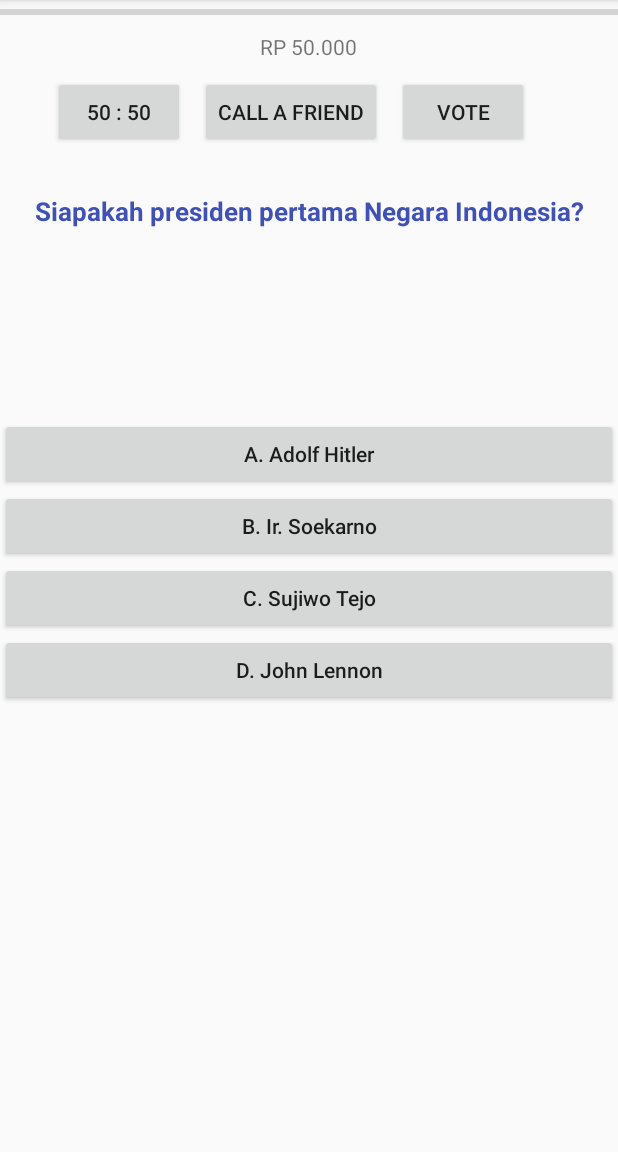
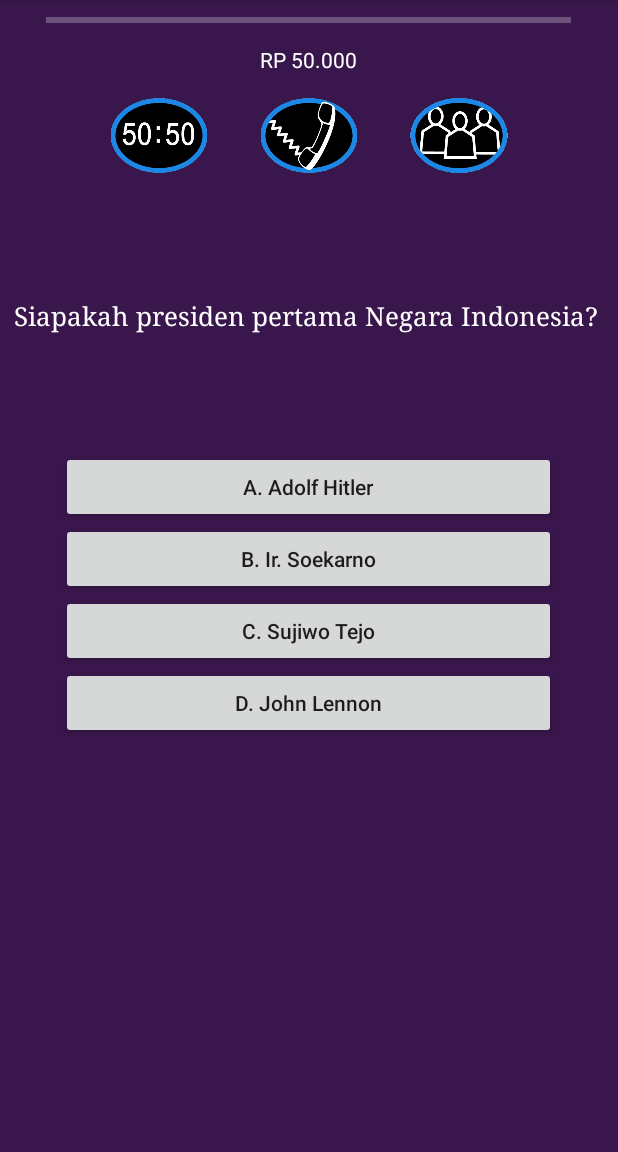
Before and after one commit to dimasyr/wwtbam, an Android app: the PlayActivity screen opened directly, with no data from a screen before it, on a phone screen of 412 x 824 dp, the part 84-1236 px from its top. Run offline under Robolectric (Android 15) with nearby library versions, the phone set to English and light mode, and no system bars.

Commit message:
Nambah res.drawable, perbaikan layout

```diff
--- a/app/src/main/res/layout/activity_main.xml
+++ b/app/src/main/res/layout/activity_main.xml
@@ -5,12 +5,12 @@
     xmlns:tools="http://schemas.android.com/tools"
     android:layout_width="match_parent"
     android:layout_height="match_parent"
+    android:background="@color/wwtbamBackground"
     tools:context="com.example.dimas.helloworlddyr.MainActivity">
 
     <RelativeLayout
         android:layout_width="match_parent"
         android:layout_height="match_parent"
-
         android:layout_marginEnd="8dp"
         android:layout_marginStart="8dp"
         android:layout_marginTop="8dp"
@@ -19,26 +19,13 @@
         app:layout_constraintStart_toEndOf="parent"
         app:layout_constraintTop_toTopOf="parent">
 
-
-        <TextView
-            android:id="@+id/tvScore"
-            android:layout_width="wrap_content"
-            android:layout_height="wrap_content"
-            android:layout_alignParentTop="true"
-            android:layout_centerHorizontal="true"
-            android:layout_marginTop="13dp"
-            android:text="Who Wants to be a Millionaire"
-            android:textSize="18sp" />
-
         <ImageView
             android:id="@+id/imageView2"
-            android:layout_width="170dp"
-            android:layout_height="170dp"
-            android:layout_alignTop="@+id/tvScore"
+            android:layout_width="270dp"
+            android:layout_height="270dp"
             android:layout_centerHorizontal="true"
-            android:layout_marginTop="50dp"
-            android:contentDescription="@string/caf"
-            app:srcCompat="@mipmap/ic_launcher" />
+            android:layout_marginTop="10dp"
+            android:src="@drawable/millionaire"/>
 
         <Button
             android:id="@+id/btn_play"
@@ -46,8 +33,8 @@
             android:onClick="mulaiPermainan"
             android:layout_height="wrap_content"
             android:layout_below="@+id/imageView2"
-            android:layout_marginLeft="20dp"
-            android:layout_marginTop="50dp"
+            android:layout_marginLeft="10dp"
+            android:layout_marginTop="20dp"
             android:text="Bermain" />
 
         <Button
@@ -55,7 +42,7 @@
             android:layout_width="350dp"
             android:layout_height="wrap_content"
             android:layout_below="@+id/btn_play"
-            android:layout_marginLeft="20dp"
+            android:layout_marginLeft="10dp"
             android:layout_marginTop="10dp"
             android:text="Tentang permainan" />
 
@@ -66,7 +53,7 @@
             android:onClick="keluarPermainan"
             android:layout_below="@id/btn_about"
 
-            android:layout_marginLeft="20dp"
+            android:layout_marginLeft="10dp"
             android:layout_marginTop="10dp"
             android:text="Keluar" />
 
--- a/app/src/main/res/layout/activity_play.xml
+++ b/app/src/main/res/layout/activity_play.xml
@@ -4,72 +4,91 @@
     xmlns:tools="http://schemas.android.com/tools"
     android:layout_width="match_parent"
     android:layout_height="match_parent"
+    android:background="@color/wwtbamBackground"
     tools:context="com.example.dimas.helloworlddyr.PlayActivity">
 
     <RelativeLayout
         android:layout_width="match_parent"
         android:layout_height="match_parent">
 
+        <ProgressBar
+            android:id="@+id/progressBar"
+            style="?android:attr/progressBarStyleHorizontal"
+            android:layout_width="350dp"
+            android:layout_height="wrap_content"
+            android:layout_marginTop="5dp"
+            android:progressBackgroundTint="@color/white"
+            android:progressTint="@color/orange"
+            android:layout_centerHorizontal="true" />
+
         <TextView
             android:id="@+id/txt_hadiah_sekarang"
             android:layout_width="wrap_content"
             android:layout_height="wrap_content"
             android:layout_alignParentTop="true"
+            android:textColor="@color/white"
             android:layout_centerHorizontal="true"
-            android:layout_marginTop="21dp"
+            android:layout_marginTop="30dp"
             android:text="RP 50.000" />
-
-        <Button
-            android:id="@+id/btn_help_fifty2"
+        <LinearLayout
+            android:id="@+id/layout_bantuan"
             android:layout_width="wrap_content"
             android:layout_height="wrap_content"
-            android:layout_below="@+id/txt_hadiah_sekarang"
-            android:layout_marginTop="10dp"
-            android:layout_marginLeft="35dp"
-            android:onClick="bantuanFifty2"
-            android:text="50 : 50" />
+            android:layout_centerHorizontal="true"
+            android:layout_marginTop="16dp"
+            android:layout_below="@+id/txt_hadiah_sekarang">
 
-        <Button
+            <ImageView
+                android:id="@+id/btn_help_fifty2"
+                android:layout_width="80dp"
+                android:layout_height="50dp"
+                android:src="@drawable/wwtbam3"
+                android:onClick="bantuanFifty2" />
+
+            <ImageView
                 android:id="@+id/btn_help_call"
+                android:layout_width="120dp"
+                android:layout_height="50dp"
+                android:src="@drawable/wwtbam2"
+                android:onClick="tambahProgress" />
+
+            <ImageView
+                android:id="@+id/btn_help_vote"
+                android:layout_width="80dp"
+                android:layout_height="50dp"
+                android:src="@drawable/wwtbam1" />
+        </LinearLayout>
+
+        <LinearLayout
+            android:id="@+id/layout_pertanyaan"
             android:layout_width="wrap_content"
-            android:layout_height="wrap_content"
-            android:layout_below="@+id/txt_hadiah_sekarang"
-            android:layout_toRightOf="@id/btn_help_fifty2"
-            android:layout_marginTop="10dp"
-            android:layout_marginLeft="10dp"
-            android:onClick="tambahProgress"
-            android:text="Call a Friend" />
-
-        <Button
-            android:id="@+id/btn_help_vote"
-            android:layout_width="wrap_content"
-            android:layout_height="wrap_content"
-            android:layout_below="@+id/txt_hadiah_sekarang"
-            android:layout_toRightOf="@id/btn_help_call"
-            android:layout_marginTop="10dp"
-            android:layout_marginLeft="10dp"
-            android:text="Vote" />
+            android:layout_height="150dp"
+            android:layout_marginTop="20dp"
+            android:layout_centerHorizontal="true"
+            android:layout_below="@id/layout_bantuan">
 
             <TextView
                 android:id="@+id/tv_pertanyaan"
                 android:layout_width="wrap_content"
                 android:layout_height="wrap_content"
-            android:layout_below="@+id/btn_help_call"
-            android:layout_marginTop="30dp"
                 android:layout_marginLeft="10dp"
                 android:layout_marginRight="10dp"
-            android:layout_centerInParent="true"
                 android:textSize="17dp"
+                android:layout_gravity="center_vertical"
+                android:fontFamily="serif"
                 android:textAlignment="center"
-            android:textStyle="bold"
-            android:textColor="@color/colorPrimary"
-            android:text="Siapakah presiden pertama Negara Indonesia?" />
+                android:textColor="@color/white"
+                android:text="Siapakah presiden pertama Negara Indonesia? " />
+
+        </LinearLayout>
+
+
 
         <LinearLayout
-            android:layout_width="match_parent"
+            android:layout_width="330dp"
             android:layout_height="match_parent"
-            android:layout_below="@+id/btn_help_call"
-            android:layout_marginTop="180dp"
+            android:layout_marginTop="15dp"
+            android:layout_below="@+id/layout_pertanyaan"
             android:layout_centerHorizontal="true"
             android:orientation="vertical">
 
@@ -107,12 +126,5 @@
                 android:text="D. John Lennon" />
         </LinearLayout>
 
-        <ProgressBar
-            android:id="@+id/progressBar"
-            style="?android:attr/progressBarStyleHorizontal"
-            android:layout_width="match_parent"
-            android:layout_height="wrap_content"
-            android:layout_centerHorizontal="true" />
-
     </RelativeLayout>
 </android.support.constraint.ConstraintLayout>
--- a/app/src/main/res/values/colors.xml
+++ b/app/src/main/res/values/colors.xml
@@ -4,4 +4,8 @@
     <color name="colorPrimaryDark">#303F9F</color>
     <color name="colorAccent">#FF4081</color>
     <color name="merah">#FF0000</color>
+    <color name="white">#FFFFFF</color>
+    <color name="wwtbamBackground">#39164c</color>
+    <color name="orange">#FF9111</color>
+
 </resources>
```
Also changed, not shown: app/src/main/res/drawable/bendera_indonesia.jpg (deleted), app/src/main/res/drawable/millionaire.png (added), app/src/main/res/drawable/wwtbam1.png (added), app/src/main/res/drawable/wwtbam2.png (added), app/src/main/res/drawable/wwtbam3.png (added), 5 other files. Lines whose indentation alone changed are shown as unchanged.
